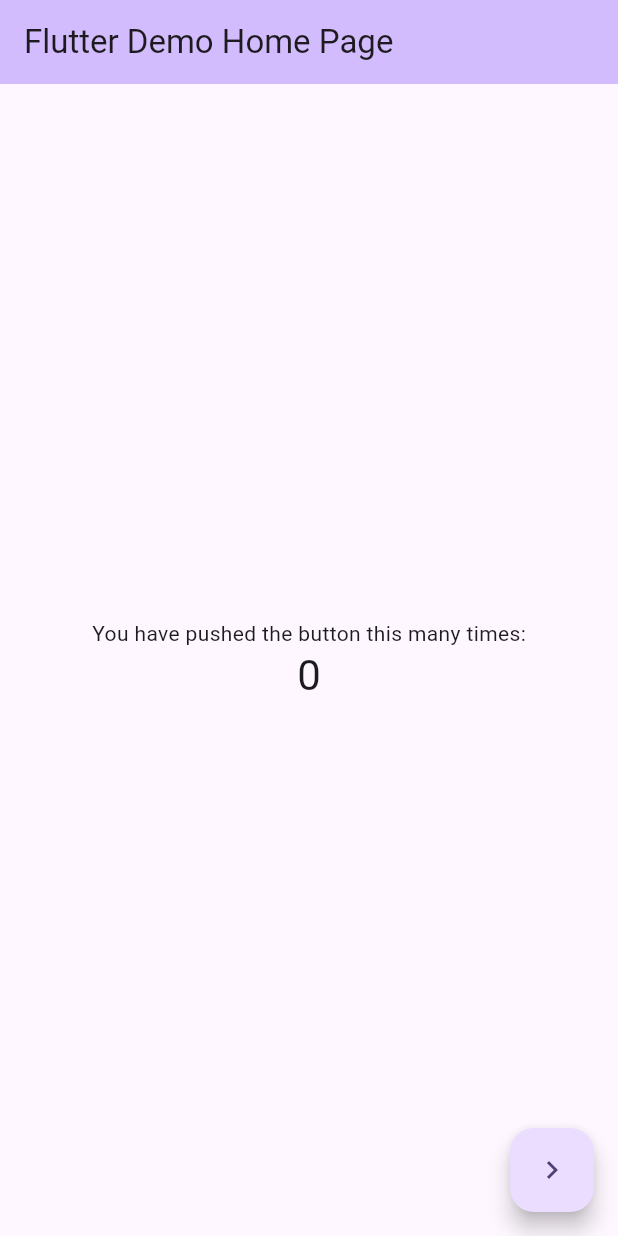
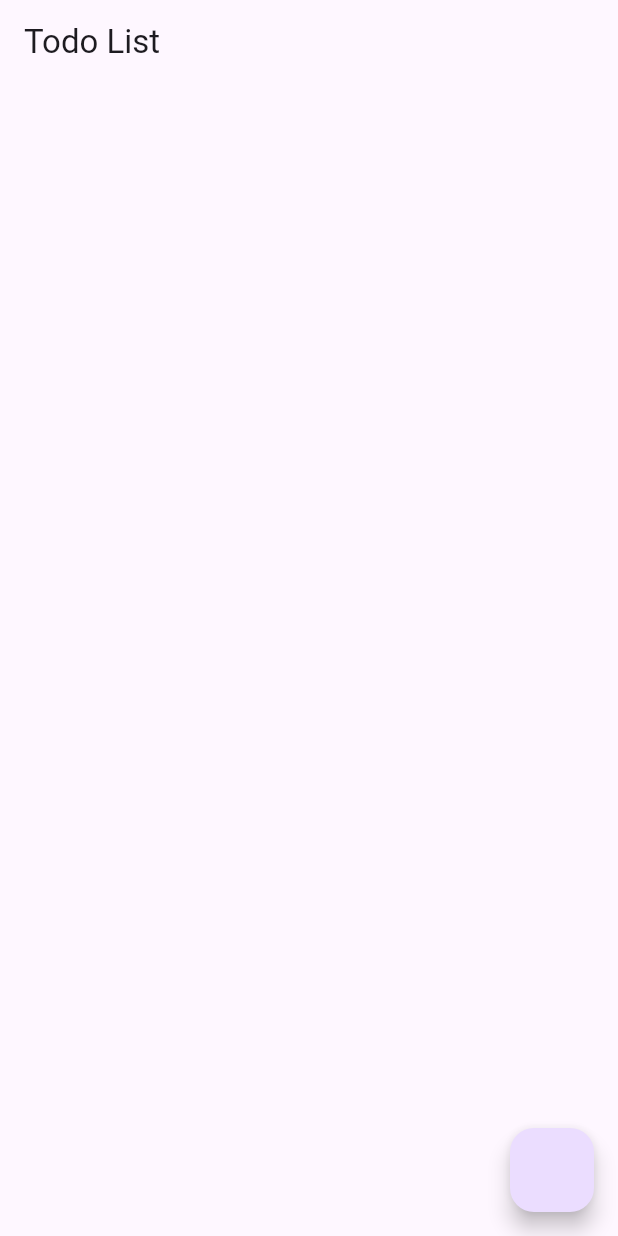
Before and after one commit to OnoPUNPUN/flutter-b-0, a Flutter app: the screen it shows after launch, on a phone screen of 412 x 824 dp. Run offline on Flutter 3.47's test engine with Material 3 defaults, Android fonts, the phone set to English and light mode, and no system bars; our stand-ins replace drift, drift_flutter, flutter_bloc, material_ui, popover; accounts and stored records are empty; generated files the repository leaves out were written again.

Commit message:
Statemanagement class - 2

```diff
--- a/state_managent_class_1/flutter_bloc_class/class_1/lib/pages/home_page.dart
+++ b/state_managent_class_1/flutter_bloc_class/class_1/lib/cubit_part_1/pages/home_page.dart
@@ -1,5 +1,5 @@
-import 'package:class_1/cubit/counter_cubit.dart';
-import 'package:class_1/pages/inc_dec_page.dart';
+import 'package:class_1/cubit_part_1/cubit/counter_cubit.dart';
+import 'package:class_1/cubit_part_1/pages/inc_dec_page.dart';
 import 'package:flutter_bloc/flutter_bloc.dart';
 import 'package:material_ui/material_ui.dart';
 
--- a/state_managent_class_1/flutter_bloc_class/class_1/lib/pages/inc_dec_page.dart
+++ b/state_managent_class_1/flutter_bloc_class/class_1/lib/cubit_part_1/pages/inc_dec_page.dart
@@ -1,4 +1,4 @@
-import 'package:class_1/cubit/counter_cubit.dart';
+import 'package:class_1/cubit_part_1/cubit/counter_cubit.dart';
 import 'package:flutter_bloc/flutter_bloc.dart';
 import 'package:material_ui/material_ui.dart';
 
--- /dev/null
+++ b/state_managent_class_1/flutter_bloc_class/class_1/lib/cubit_part_2/cubit/todo_cubit.dart
@@ -0,0 +1,18 @@
+import 'package:class_1/cubit_part_2/models/todo_model.dart';
+import 'package:flutter_bloc/flutter_bloc.dart';
+
+class TodoCubit extends Cubit<List<TodoModel>> {
+  TodoCubit() : super([]);
+
+  void addTodo(String title) {
+    final todo = TodoModel(name: title, createdAt: DateTime.now());
+
+    emit([...state, todo]);
+  }
+
+  @override
+  void onChange(Change<List<TodoModel>> change) {
+    super.onChange(change);
+    print('TodoCubit - $change');
+  }
+}
--- /dev/null
+++ b/state_managent_class_1/flutter_bloc_class/class_1/lib/cubit_part_2/models/todo_model.dart
@@ -0,0 +1,9 @@
+class TodoModel {
+  final String name;
+  final DateTime createdAt;
+
+  new({required this.name, required this.createdAt});
+
+  @override
+  String toString() => 'Todo(name: $name, createdAt: $createdAt)';
+}
--- /dev/null
+++ b/state_managent_class_1/flutter_bloc_class/class_1/lib/cubit_part_2/pages/todo_list_page.dart
@@ -0,0 +1,36 @@
+import 'package:class_1/cubit_part_2/cubit/todo_cubit.dart';
+import 'package:class_1/cubit_part_2/models/todo_model.dart';
+import 'package:class_1/cubit_part_2/pages/add_todo_page.dart';
+import 'package:flutter_bloc/flutter_bloc.dart';
+import 'package:material_ui/material_ui.dart';
+
+class TodoListPage extends StatelessWidget {
+  static const name = "/";
+  const TodoListPage({super.key});
+
+  @override
+  Widget build(BuildContext context) {
+    final todoCubit = BlocProvider.of<TodoCubit>(context);
+    return Scaffold(
+      appBar: AppBar(title: const Text("Todo List")),
+      body: BlocBuilder<TodoCubit, List<TodoModel>>(
+        bloc: todoCubit,
+        builder: (context, todos) {
+          return ListView.builder(
+            itemCount: todos.length,
+            itemBuilder: (context, index) {
+              final todo = todos[index];
+
+              return ListTile(title: Text(todo.name));
+            },
+          );
+        },
+      ),
+      floatingActionButton: FloatingActionButton(
+        onPressed: () {
+          Navigator.pushNamed(context, AddTodoPage.name);
+        },
+      ),
+    );
+  }
+}
--- a/state_managent_class_1/flutter_bloc_class/class_1/lib/main.dart
+++ b/state_managent_class_1/flutter_bloc_class/class_1/lib/main.dart
@@ -1,5 +1,6 @@
-import 'package:class_1/cubit/counter_cubit.dart';
-import 'package:class_1/pages/home_page.dart';
+import 'package:class_1/cubit_part_2/cubit/todo_cubit.dart';
+import 'package:class_1/cubit_part_2/pages/add_todo_page.dart';
+import 'package:class_1/cubit_part_2/pages/todo_list_page.dart';
 import 'package:flutter_bloc/flutter_bloc.dart';
 import 'package:material_ui/material_ui.dart';
 
@@ -13,11 +14,15 @@ class MyApp extends StatelessWidget {
   @override
   Widget build(BuildContext context) {
     return BlocProvider(
-      create: (context) => CounterCubit(),
+      create: (context) => TodoCubit(),
       child: MaterialApp(
         title: 'Flutter Demo',
         theme: ThemeData(colorScheme: .fromSeed(seedColor: Colors.deepPurple)),
-        home: const HomePage(title: 'Flutter Demo Home Page'),
+        initialRoute: TodoListPage.name,
+        routes: {
+          TodoListPage.name: (_) => const TodoListPage(),
+          AddTodoPage.name: (_) => const AddTodoPage(),
+        },
       ),
     );
   }
```
Also changed, not shown: state_managent_class_1/flutter_bloc_class/class_1/lib/bloc_part_1/bloc/couter_bloc.dart (added, +20 -0 lines), state_managent_class_1/flutter_bloc_class/class_1/lib/bloc_part_1/bloc/couter_event.dart (added, +9 -0 lines), state_managent_class_1/flutter_bloc_class/class_1/lib/bloc_part_1/main.dart (added, +28 -0 lines), state_managent_class_1/flutter_bloc_class/class_1/lib/bloc_part_1/pages/home_page.dart (added, +47 -0 lines), state_managent_class_1/flutter_bloc_class/class_1/lib/bloc_part_1/pages/inc_dec_page.dart (added, +43 -0 lines), state_managent_class_1/flutter_bloc_class/class_1/lib/cubit_part_1/main.dart (added, +24 -0 lines), state_managent_class_1/flutter_bloc_class/class_1/lib/cubit_part_2/pages/add_todo_page.dart (added, +43 -0 lines), state_managent_class_1/flutter_bloc_class/class_1/lib/cubit_part_1/cubit/counter_cubit.dart (renamed from state_managent_class_1/flutter_bloc_class/class_1/lib/cubit/counter_cubit.dart), 1 other file.
